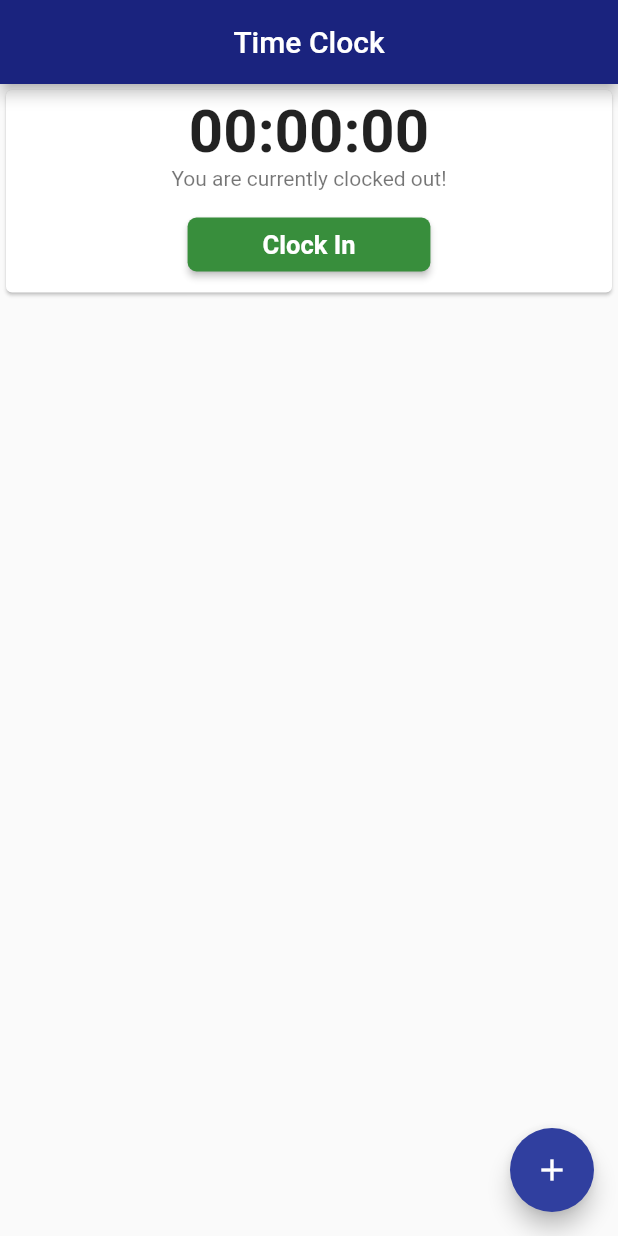
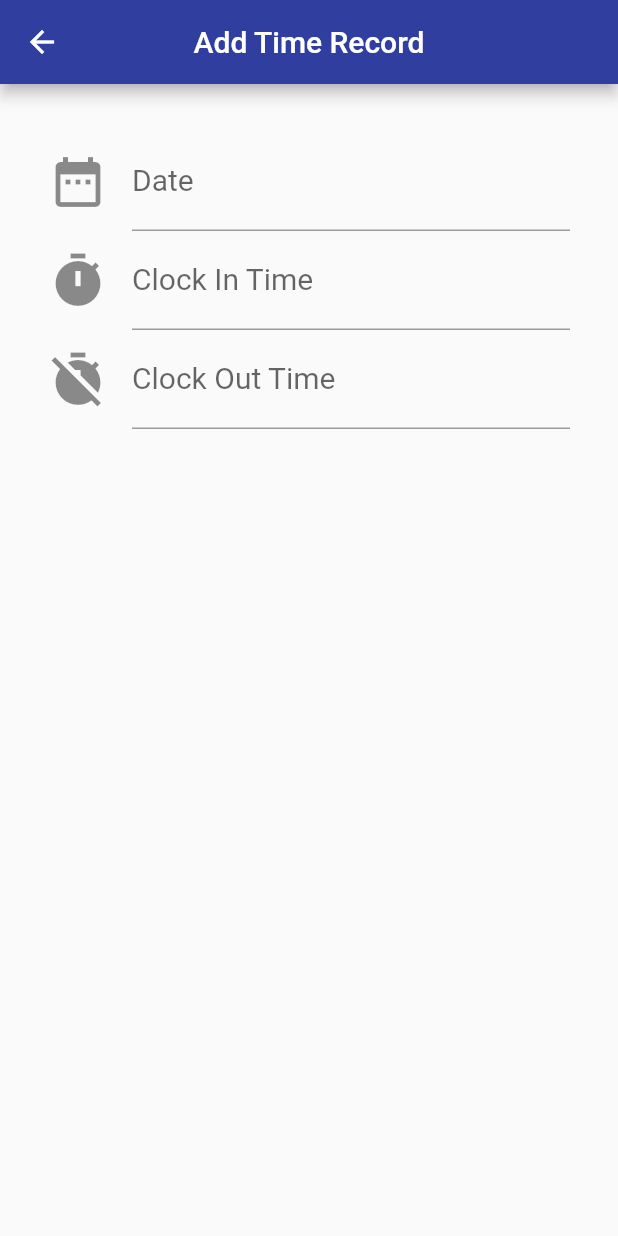
Before and after one commit to RyanKlatt/driver-manager-flutter, a Flutter app: the TimeClock screen opened directly, after a tap on the "add" icon, on a phone screen of 412 x 824 dp. Run offline on Flutter 3.47's test engine with Material 2 defaults, Android fonts, the phone set to English and light mode, and no system bars; our stand-ins replace dynamic_theme, shared_preferences; accounts and stored records are empty.

Commit message:
added create time clock page with time and date pickers

```diff
--- a/lib/pages/create_expense.dart
+++ b/lib/pages/create_expense.dart
@@ -44,7 +44,7 @@ class _ExpenseCreateState extends State<ExpenseCreatePage> {
   Widget build(BuildContext context) {
     return new Scaffold(
       appBar: new AppBar(
-        title: new Text('Add Maintenance'),
+        title: new Text('Add Expense'),
         centerTitle: true,
       ),
       body: new Container(
--- /dev/null
+++ b/lib/pages/create_time_clock.dart
@@ -0,0 +1,138 @@
+import 'package:flutter/material.dart';
+import 'dart:async';
+import 'package:intl/intl.dart';
+
+class TimeClockCreatePage extends StatefulWidget {
+  @override
+  State<StatefulWidget> createState() {
+    // TODO: implement createState
+    return _TimeClockCreateState();
+  }
+}
+
+class _TimeClockCreateState extends State<TimeClockCreatePage> {
+  DateTime _date = new DateTime.now();
+  TimeOfDay _time = new TimeOfDay.now();
+  var clockInController = new TextEditingController();
+  var clockOutController = new TextEditingController();
+  var dateController = new TextEditingController();
+
+  Future<Null> _selectDate(BuildContext context) async {
+    final DateTime picked = await showDatePicker(
+        context: context,
+        initialDate: _date,
+        firstDate: new DateTime(2017),
+        lastDate: new DateTime(2100));
+
+    if (picked != null && picked != _date) {
+      setState(() {
+        _date = picked;
+        dateController.text = '${new DateFormat.yMd().format((_date))}';
+      });
+    } else if (picked != null) {
+      setState(() {
+        _date = picked;
+        dateController.text = '${new DateFormat.yMd().format((_date))}';
+      });
+    }
+  }
+
+  Future<Null> _clockInTime(BuildContext context) async {
+    final TimeOfDay picked =
+        await showTimePicker(context: context, initialTime: _time);
+
+    if (picked != null && picked != _time) {
+      setState(() {
+        _time = picked;
+        clockInController.text = '${_time.format(context)}';
+      });
+    } else if (picked != null) {
+      setState(() {
+        _time = picked;
+        clockInController.text = '${_time.format(context)}';
+      });
+    }
+  }
+
+  Future<Null> _clockOutTime(BuildContext context) async {
+    final TimeOfDay picked =
+        await showTimePicker(context: context, initialTime: _time);
+
+    if (picked != null && picked != _time) {
+      setState(() {
+        _time = picked;
+        clockOutController.text = '${_time.format(context)}';
+      });
+    } else if (picked != null) {
+      setState(() {
+        _time = picked;
+        clockOutController.text = '${_time.format(context)}';
+      });
+    }
+  }
+
+  @override
+  Widget build(BuildContext context) {
+    return new Scaffold(
+      appBar: new AppBar(
+        title: new Text('Add Time Record'),
+        centerTitle: true,
+      ),
+      body: new Container(
+        padding: new EdgeInsets.all(32.0),
+        child: new Column(
+          children: <Widget>[
+            GestureDetector(
+                onTap: () => _selectDate(context),
+                child: AbsorbPointer(
+                  child: TextField(
+                    style: TextStyle(
+                        fontSize: 20.0, color: Theme.of(context).accentColor),
+                    controller: dateController,
+                    decoration: InputDecoration(
+                        labelText: 'Date',
+                        labelStyle: TextStyle(fontSize: 20.0),
+                        icon: Icon(
+                          Icons.date_range,
+                          size: 40.0,
+                        )),
+                  ),
+                )),
+            GestureDetector(
+                onTap: () => _clockInTime(context),
+                child: AbsorbPointer(
+                  child: TextField(
+                    style: TextStyle(
+                        fontSize: 20.0, color: Theme.of(context).accentColor),
+                    controller: clockInController,
+                    decoration: InputDecoration(
+                        labelText: 'Clock In Time',
+                        labelStyle: TextStyle(fontSize: 20.0),
+                        icon: Icon(
+                          Icons.timer,
+                          size: 40.0,
+                        )),
+                  ),
+                )),
+            GestureDetector(
+                onTap: () => _clockOutTime(context),
+                child: AbsorbPointer(
+                  child: TextField(
+                    style: TextStyle(
+                        fontSize: 20.0, color: Theme.of(context).accentColor),
+                    controller: clockOutController,
+                    decoration: InputDecoration(
+                        labelText: 'Clock Out Time',
+                        labelStyle: TextStyle(fontSize: 20.0),
+                        icon: Icon(
+                          Icons.timer_off,
+                          size: 40.0,
+                        )),
+                  ),
+                ))
+          ],
+        ),
+      ),
+    );
+  }
+}
--- a/lib/pages/time_clock.dart
+++ b/lib/pages/time_clock.dart
@@ -1,4 +1,6 @@
 import 'package:flutter/material.dart';
+
+import '../pages/create_time_clock.dart';
 
 class TimeClock extends StatefulWidget {
   @override
@@ -9,6 +11,53 @@ class TimeClock extends StatefulWidget {
 }
 
 class _TimeClockState extends State<TimeClock> {
+  List<String> _clockRecords = [];
+
+  Widget _buildExpense(BuildContext context, int index) {
+    return Card(
+      child: new Column(
+        mainAxisSize: MainAxisSize.min,
+        children: <Widget>[
+          new ListTile(
+            onTap: () {
+              print('hello');
+            },
+            leading: IconButton(
+              icon: Icon(
+                Icons.edit,
+                size: 40.0,
+              ),
+              onPressed: () {
+                print('hello');
+              },
+            ),
+            trailing: IconButton(
+              icon: Icon(
+                Icons.delete,
+                size: 40.0,
+              ),
+              onPressed: () {
+                print('hello');
+              },
+            ),
+            title: Text(
+              _clockRecords[index],
+              textAlign: TextAlign.center,
+              style: new TextStyle(
+                fontSize: 19.0,
+                fontWeight: FontWeight.bold,
+              ),
+            ),
+            subtitle: Text(
+              r'100,000 miles - $119.00',
+              textAlign: TextAlign.center,
+            ),
+          ),
+        ],
+      ),
+    );
+  }
+
   @override
   Widget build(BuildContext context) {
     return Scaffold(
@@ -19,54 +68,28 @@ class _TimeClockState extends State<TimeClock> {
           "Time Clock",
         ),
       ),
-      body: ListView(children: [
-        Card(
-          child: new Column(
-            mainAxisSize: MainAxisSize.min,
-            children: <Widget>[
-              new ListTile(
-                onTap: () {
-                  print('hello');
-                },
-                title: Text(
-                  '00:00:00',
-                  textAlign: TextAlign.center,
-                  style: new TextStyle(
-                      fontSize: 40.0, fontWeight: FontWeight.bold),
-                ),
-                subtitle: Text(
-                  'You are currently clocked out!',
-                  textAlign: TextAlign.center,
-                ),
+      body: _clockRecords.length > 0
+          ? ListView.builder(
+              itemBuilder: _buildExpense,
+              itemCount: _clockRecords.length,
+            )
+          : Center(
+              child: Container(
+                  child: new Column(
+              crossAxisAlignment: CrossAxisAlignment.center,
+              mainAxisAlignment: MainAxisAlignment.spaceEvenly,
+              children: <Widget>[new Text('No Times Recorded!')],
+            ))),
+      floatingActionButton: new FloatingActionButton(
+          onPressed: () {
+            Navigator.push(
+              context,
+              MaterialPageRoute(
+                builder: (BuildContext context) => TimeClockCreatePage(),
               ),
-              new ButtonTheme.bar(
-                // make buttons use the appropriate styles for cards
-                child: new ButtonBar(
-                  alignment: MainAxisAlignment.center,
-                  children: <Widget>[
-                    new RaisedButton(
-                      child: new Text(
-                        'Clock In',
-                        style: new TextStyle(
-                            fontWeight: FontWeight.bold, fontSize: 17.0),
-                      ),
-                      textColor: Colors.white,
-                      color: Colors.green[700],
-                      splashColor: Colors.green,
-                      padding: EdgeInsets.symmetric(horizontal: 50.0),
-                      shape: RoundedRectangleBorder(
-                          borderRadius: BorderRadius.circular(6.0)),
-                      onPressed: () {/* ... */},
-                    ),
-                  ],
-                ),
-              ),
-            ],
-          ),
-        ),
-      ]),
-      floatingActionButton: new FloatingActionButton(
-          onPressed: () {},
+            );
+          },
+          heroTag: null,
           child: Icon(Icons.add),
           foregroundColor: Colors.white,
           backgroundColor: Theme.of(context).primaryColor),
--- a/pubspec.yaml
+++ b/pubspec.yaml
@@ -8,6 +8,7 @@ dependencies:
   dynamic_theme:
     git:
       url: git://github.com/Norbert515/dynamic_theme.git
+  intl: ^0.15.7
 
   # The following adds the Cupertino Icons font to your application.
   # Use with the CupertinoIcons class for iOS style icons.
```
Also changed, not shown: lib/pages/home_page.dart (+23 -29 lines), pubspec.lock.
